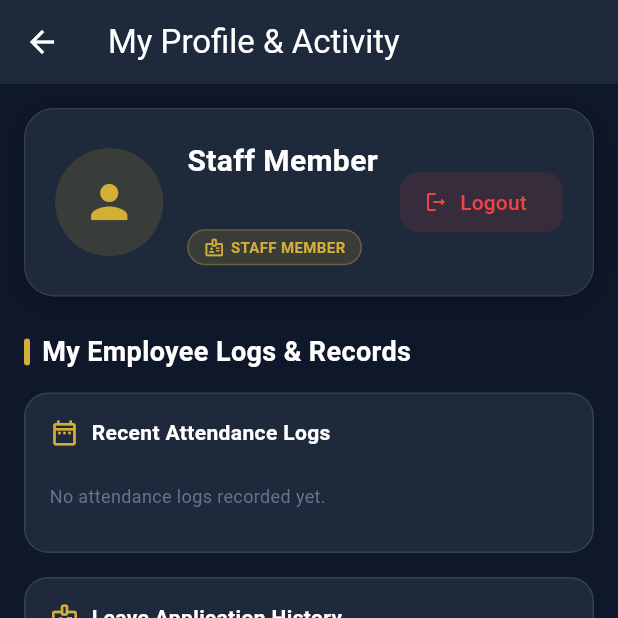
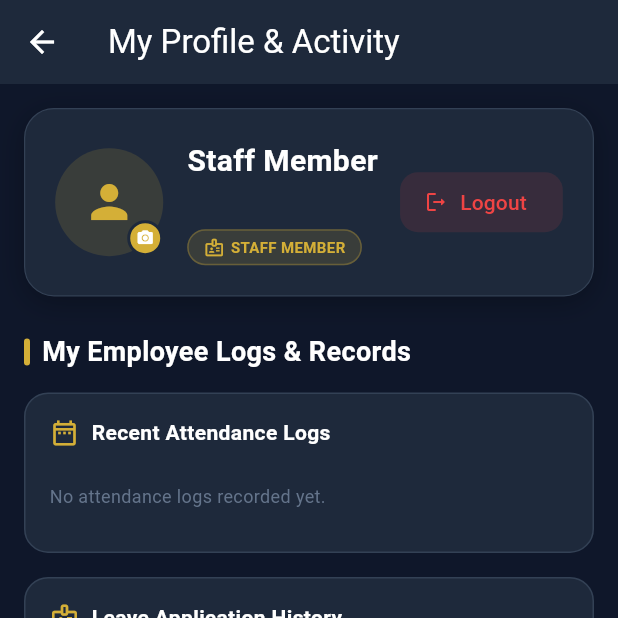
Before and after one commit to Haseeb-ML/Al-Haseeb-Foods-and-Bakers, a Flutter app: the StaffProfileScreen screen opened directly with empty values, on a phone screen of 412 x 824 dp, the top half of it. Run offline on Flutter 3.47's test engine with Material 3 defaults, Android fonts, the phone set to English and light mode, and no system bars; our stand-ins replace cached_network_image, cloud_firestore, file_picker, firebase_auth, firebase_core, flutter_cache_manager and 4 more; accounts and stored records are empty.

Commit message:
Add image upload to staff profile and fix text overflow

```diff
--- a/lib/screens/staff/staff_profile_screen.dart
+++ b/lib/screens/staff/staff_profile_screen.dart
@@ -16,6 +16,10 @@ import '../../models/leave_request_model.dart';
 import '../../services/payroll_service.dart';
 import '../../models/payroll_model.dart';
 import 'package:intl/intl.dart';
+import 'dart:convert';
+import 'package:http/http.dart' as http;
+import 'package:image_picker/image_picker.dart';
+import 'package:cloud_firestore/cloud_firestore.dart';
 
 const double kDesktopBreakpoint = 900;
 
@@ -30,6 +34,80 @@ class StaffProfileScreen extends StatefulWidget {
 
 
 class _StaffProfileScreenState extends State<StaffProfileScreen> {
+  bool _isUploadingImage = false;
+
+  Future<void> _pickAndUploadImage() async {
+    final ImagePicker picker = ImagePicker();
+    final XFile? image = await picker.pickImage(
+      source: ImageSource.gallery,
+      maxWidth: 800,
+      imageQuality: 80,
+    );
+
+    if (image == null) return;
+
+    setState(() {
+      _isUploadingImage = true;
+    });
+
+    try {
+      final bytes = await image.readAsBytes();
+      var request = http.MultipartRequest(
+        'POST',
+        Uri.parse('https://api.cloudinary.com/v1_1/tdkjl9oo/image/upload'),
+      );
+      request.fields['upload_preset'] = 'erp_images';
+      request.files.add(
+        http.MultipartFile.fromBytes('file', bytes, filename: image.name),
+      );
+
+      var response = await request.send();
+      if (response.statusCode == 200) {
+        final respStr = await response.stream.bytesToString();
+        final jsonResponse = jsonDecode(respStr);
+        final secureUrl = jsonResponse['secure_url'];
+
+        // Update in Firestore
+        await FirebaseFirestore.instance
+            .collection('users')
+            .doc(widget.user.uid)
+            .update({'profileImageUrl': secureUrl});
+
+        // Update local object
+        setState(() {
+          widget.user.profileImageUrl = secureUrl;
+        });
+
+        if (mounted) {
+          ScaffoldMessenger.of(context).showSnackBar(
+            const SnackBar(
+              content: Text('Profile picture updated successfully!'),
+              backgroundColor: Colors.green,
+              behavior: SnackBarBehavior.floating,
+            ),
+          );
+        }
+      } else {
+        throw Exception('Cloudinary upload failed: \${response.statusCode}');
+      }
+    } catch (e) {
+      if (mounted) {
+        ScaffoldMessenger.of(context).showSnackBar(
+          SnackBar(
+            content: Text('Image upload failed: $e'),
+            backgroundColor: Colors.red,
+            behavior: SnackBarBehavior.floating,
+          ),
+        );
+      }
+    } finally {
+      if (mounted) {
+        setState(() {
+          _isUploadingImage = false;
+        });
+      }
+    }
+  }
   Future<void> _handleLogout() async {
     try {
       await AuthService().logout();
@@ -197,6 +275,11 @@ class _StaffProfileScreenState extends State<StaffProfileScreen> {
             ),
             child: Row(
               children: [
+                GestureDetector(
+                  onTap: _pickAndUploadImage,
+                  child: Stack(
+                    alignment: Alignment.center,
+                    children: [
                       CircleAvatar(
                         radius: 36,
                         backgroundColor: accentController.value.withValues(alpha: 0.15),
@@ -211,6 +294,42 @@ class _StaffProfileScreenState extends State<StaffProfileScreen> {
                               )
                             : null,
                       ),
+                      if (_isUploadingImage)
+                        Container(
+                          width: 72,
+                          height: 72,
+                          decoration: BoxDecoration(
+                            color: Colors.black.withValues(alpha: 0.5),
+                            shape: BoxShape.circle,
+                          ),
+                          child: const Center(
+                            child: SizedBox(
+                              width: 24,
+                              height: 24,
+                              child: CircularProgressIndicator(
+                                strokeWidth: 2,
+                                valueColor: AlwaysStoppedAnimation<Color>(Colors.white),
+                              ),
+                            ),
+                          ),
+                        ),
+                      if (!_isUploadingImage)
+                        Positioned(
+                          bottom: 0,
+                          right: 0,
+                          child: Container(
+                            padding: const EdgeInsets.all(4),
+                            decoration: BoxDecoration(
+                              color: accentController.value,
+                              shape: BoxShape.circle,
+                              border: Border.all(color: card, width: 2),
+                            ),
+                            child: const Icon(Icons.camera_alt, size: 12, color: Colors.white),
+                          ),
+                        ),
+                    ],
+                  ),
+                ),
                 const SizedBox(width: 16),
                 Expanded(
                   child: Column(
@@ -218,6 +337,8 @@ class _StaffProfileScreenState extends State<StaffProfileScreen> {
                     children: [
                       Text(
                         widget.user.name.isNotEmpty ? widget.user.name : 'Staff Member',
+                        maxLines: 1,
+                        overflow: TextOverflow.ellipsis,
                         style: TextStyle(
                           fontSize: 20,
                           fontWeight: FontWeight.bold,
@@ -227,6 +348,8 @@ class _StaffProfileScreenState extends State<StaffProfileScreen> {
                       const SizedBox(height: 4),
                       Text(
                         widget.user.email,
+                        maxLines: 1,
+                        overflow: TextOverflow.ellipsis,
                         style: TextStyle(fontSize: 13, color: textSecondary),
                       ),
                       const SizedBox(height: 8),
```
Lines whose indentation alone changed are shown as unchanged.
